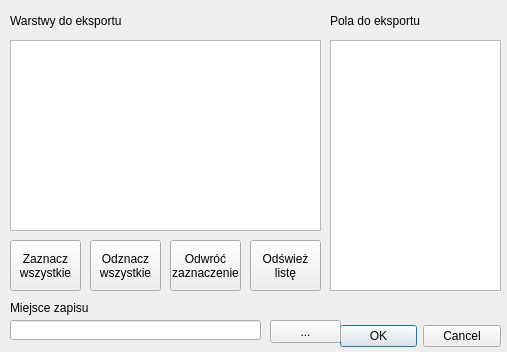
This is Slownik_warstw_dialog_base.ui in Rzezimioszek/QGIS-layer-dictionary as Qt 5 draws it before an edit. The edited form follows.
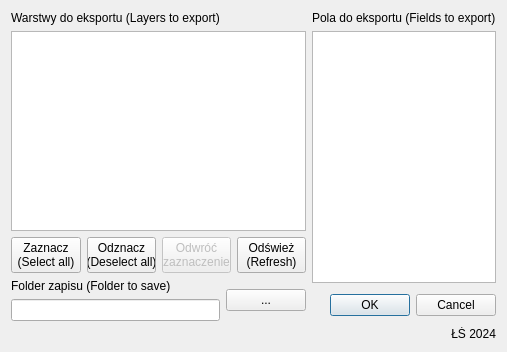
This is the edited form.

Diff of the .ui file:
```diff
--- a/Slownik_warstw_dialog_base.ui
+++ b/Slownik_warstw_dialog_base.ui
@@ -25,76 +25,35 @@
   <property name="windowTitle">
    <string>Slownik warstw</string>
   </property>
-  <widget class="QDialogButtonBox" name="button_box">
-   <property name="geometry">
-    <rect>
-     <x>340</x>
-     <y>320</y>
-     <width>161</width>
-     <height>32</height>
-    </rect>
-   </property>
-   <property name="minimumSize">
-    <size>
-     <width>161</width>
-     <height>32</height>
-    </size>
-   </property>
-   <property name="orientation">
-    <enum>Qt::Horizontal</enum>
-   </property>
-   <property name="standardButtons">
-    <set>QDialogButtonBox::Cancel|QDialogButtonBox::Ok</set>
-   </property>
-  </widget>
+  <layout class="QVBoxLayout" name="verticalLayout_4">
+   <item>
+    <layout class="QHBoxLayout" name="horizontalLayout_3">
+     <property name="rightMargin">
+      <number>0</number>
+     </property>
+     <item>
+      <layout class="QVBoxLayout" name="verticalLayout_2">
+       <item>
+        <widget class="QLabel" name="label_3">
+         <property name="text">
+          <string>Warstwy do eksportu (Layers to export)</string>
+         </property>
+        </widget>
+       </item>
+       <item>
   <widget class="QListWidget" name="listWidget">
-   <property name="geometry">
-    <rect>
-     <x>10</x>
-     <y>40</y>
-     <width>311</width>
-     <height>191</height>
-    </rect>
-   </property>
    <property name="selectionMode">
     <enum>QAbstractItemView::MultiSelection</enum>
    </property>
   </widget>
-  <widget class="QPushButton" name="pushButton">
-   <property name="geometry">
-    <rect>
-     <x>270</x>
-     <y>320</y>
-     <width>71</width>
-     <height>23</height>
-    </rect>
-   </property>
-   <property name="text">
-    <string>...</string>
-   </property>
-  </widget>
-  <widget class="QLineEdit" name="lineEdit">
-   <property name="geometry">
-    <rect>
-     <x>10</x>
-     <y>320</y>
-     <width>251</width>
-     <height>20</height>
-    </rect>
-   </property>
-  </widget>
+       </item>
+       <item>
+        <layout class="QHBoxLayout" name="horizontalLayout">
+         <item>
   <widget class="QPushButton" name="pushButton_2">
-   <property name="geometry">
-    <rect>
-     <x>10</x>
-     <y>240</y>
-     <width>71</width>
-     <height>51</height>
-    </rect>
-   </property>
    <property name="text">
     <string>Zaznacz
-wszystkie</string>
+(Select all)</string>
    </property>
    <property name="checkable">
     <bool>false</bool>
@@ -103,18 +62,12 @@
     <bool>false</bool>
    </property>
   </widget>
+         </item>
+         <item>
   <widget class="QPushButton" name="pushButton_3">
-   <property name="geometry">
-    <rect>
-     <x>90</x>
-     <y>240</y>
-     <width>71</width>
-     <height>51</height>
-    </rect>
-   </property>
    <property name="text">
     <string>Odznacz
-wszystkie</string>
+(Deselect all)</string>
    </property>
    <property name="checkable">
     <bool>false</bool>
@@ -123,14 +76,11 @@
     <bool>false</bool>
    </property>
   </widget>
+         </item>
+         <item>
   <widget class="QPushButton" name="pushButton_4">
-   <property name="geometry">
-    <rect>
-     <x>170</x>
-     <y>240</y>
-     <width>71</width>
-     <height>51</height>
-    </rect>
+           <property name="enabled">
+            <bool>false</bool>
    </property>
    <property name="text">
     <string>Odwróć
@@ -143,18 +93,12 @@
     <bool>false</bool>
    </property>
   </widget>
+         </item>
+         <item>
   <widget class="QPushButton" name="pushButton_5">
-   <property name="geometry">
-    <rect>
-     <x>250</x>
-     <y>240</y>
-     <width>71</width>
-     <height>51</height>
-    </rect>
-   </property>
    <property name="text">
     <string>Odśwież
-listę</string>
+(Refresh)</string>
    </property>
    <property name="checkable">
     <bool>false</bool>
@@ -163,58 +107,83 @@
     <bool>false</bool>
    </property>
   </widget>
+         </item>
+        </layout>
+       </item>
+       <item>
+        <layout class="QHBoxLayout" name="horizontalLayout_2">
+         <item>
+          <layout class="QVBoxLayout" name="verticalLayout_3">
+           <item>
   <widget class="QLabel" name="label">
-   <property name="geometry">
-    <rect>
-     <x>10</x>
-     <y>300</y>
-     <width>251</width>
-     <height>16</height>
-    </rect>
-   </property>
    <property name="text">
-    <string>Miejsce zapisu</string>
-   </property>
-  </widget>
-  <widget class="QListWidget" name="listWidget_2">
-   <property name="geometry">
-    <rect>
-     <x>330</x>
-     <y>40</y>
-     <width>171</width>
-     <height>251</height>
-    </rect>
-   </property>
-   <property name="selectionMode">
-    <enum>QAbstractItemView::MultiSelection</enum>
-   </property>
-  </widget>
+              <string>Folder zapisu (Folder to save)</string>
+             </property>
+            </widget>
+           </item>
+           <item>
+            <widget class="QLineEdit" name="lineEdit"/>
+           </item>
+          </layout>
+         </item>
+         <item>
+          <widget class="QPushButton" name="pushButton">
+           <property name="text">
+            <string>...</string>
+           </property>
+          </widget>
+         </item>
+        </layout>
+       </item>
+      </layout>
+     </item>
+     <item>
+      <layout class="QVBoxLayout" name="verticalLayout">
+       <item>
   <widget class="QLabel" name="label_2">
-   <property name="geometry">
-    <rect>
-     <x>330</x>
-     <y>10</y>
-     <width>151</width>
-     <height>21</height>
-    </rect>
-   </property>
    <property name="text">
-    <string>Pola do eksportu</string>
-   </property>
-  </widget>
-  <widget class="QLabel" name="label_3">
-   <property name="geometry">
-    <rect>
-     <x>10</x>
-     <y>10</y>
-     <width>131</width>
-     <height>21</height>
-    </rect>
-   </property>
+          <string>Pola do eksportu (Fields to export)</string>
+         </property>
+        </widget>
+       </item>
+       <item>
+        <widget class="QListWidget" name="listWidget_2">
+         <property name="selectionMode">
+          <enum>QAbstractItemView::MultiSelection</enum>
+         </property>
+        </widget>
+       </item>
+       <item>
+        <widget class="QDialogButtonBox" name="button_box">
+         <property name="minimumSize">
+          <size>
+           <width>161</width>
+           <height>32</height>
+          </size>
+         </property>
+         <property name="orientation">
+          <enum>Qt::Horizontal</enum>
+         </property>
+         <property name="standardButtons">
+          <set>QDialogButtonBox::Cancel|QDialogButtonBox::Ok</set>
+         </property>
+        </widget>
+       </item>
+      </layout>
+     </item>
+    </layout>
+   </item>
+   <item>
+    <widget class="QLabel" name="label_4">
    <property name="text">
-    <string>Warstwy do eksportu</string>
-   </property>
-  </widget>
+      <string>ŁŚ 2024</string>
+     </property>
+     <property name="alignment">
+      <set>Qt::AlignRight|Qt::AlignTrailing|Qt::AlignVCenter</set>
+     </property>
+    </widget>
+   </item>
+  </layout>
  </widget>
  <resources/>
  <connections>
```
Lines whose indentation alone changed are shown as unchanged.
